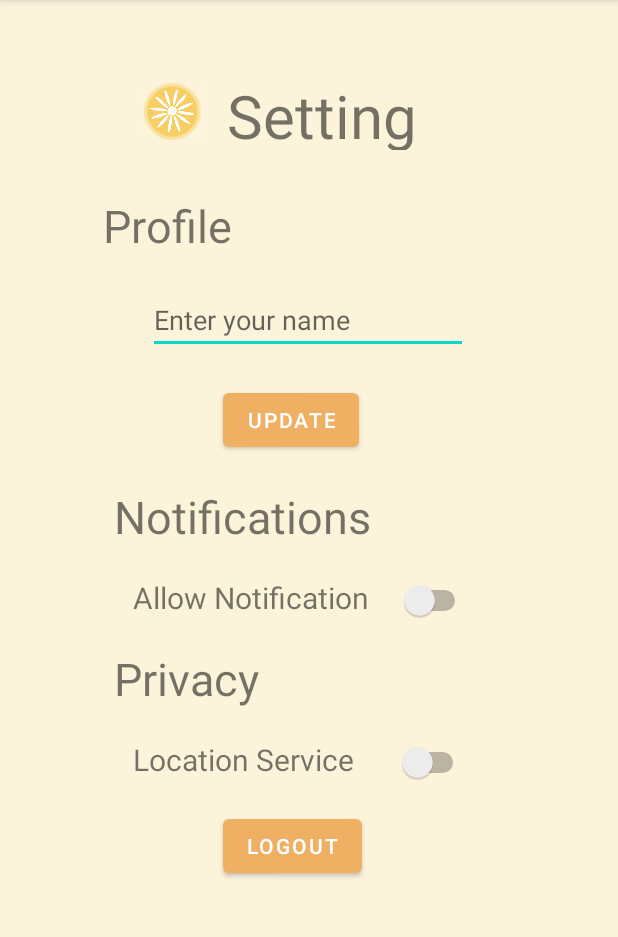
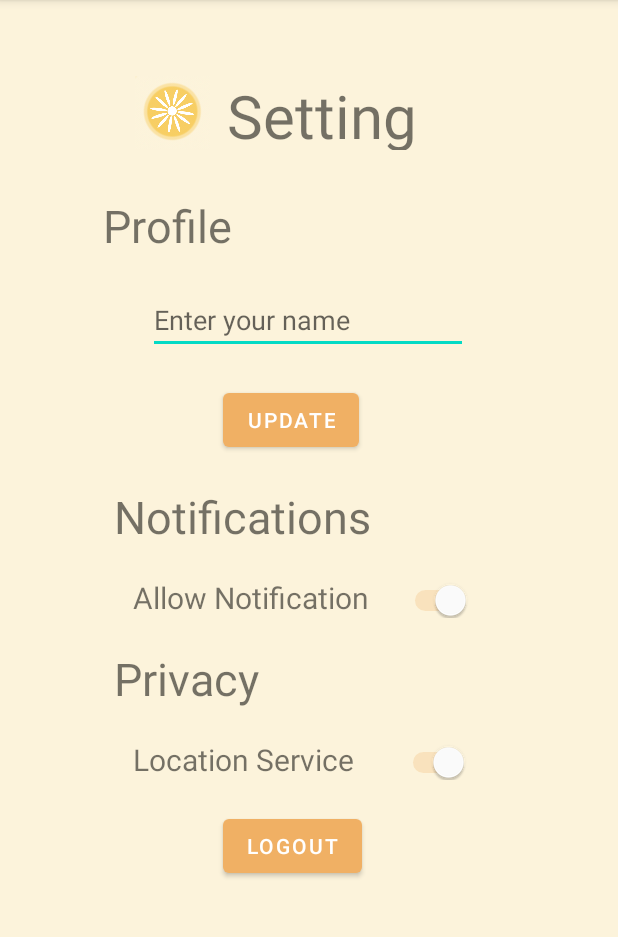
Before and after one commit to kevchen1129/sunMeter, an Android app: the setting screen opened directly, with no data from a screen before it, on a phone screen of 412 x 824 dp, the part 84-1021 px from its top. Run offline under Robolectric (Android 15) with nearby library versions, the phone set to English and light mode, and no system bars; our stand-ins replace Firebase (no records; nobody signed in at launch, a user with empty details on screens opened directly), Picasso; pictures from the network do not load.

Commit message:
ui of switch button

```diff
--- a/app/src/main/res/layout/activity_setting.xml
+++ b/app/src/main/res/layout/activity_setting.xml
@@ -114,8 +114,12 @@
                 android:layout_weight="1"
                 android:layout_marginLeft="20dp"
                 android:layout_marginTop="20dp"
+                android:trackTint="@color/Orange"
+                android:thumbTint="@color/white"
+                android:checked="true"
 
-              />
+
+                />
         </LinearLayout>
         <TextView
             android:layout_height="wrap_content"
@@ -147,6 +151,11 @@
                 android:layout_weight="1"
                 android:layout_marginLeft="28dp"
                 android:layout_marginTop="20dp"
+                android:trackTint="@color/Orange"
+                android:checked="true"
+
+                android:thumbTint="@color/white"
+
 
                 />
         </LinearLayout>
```
